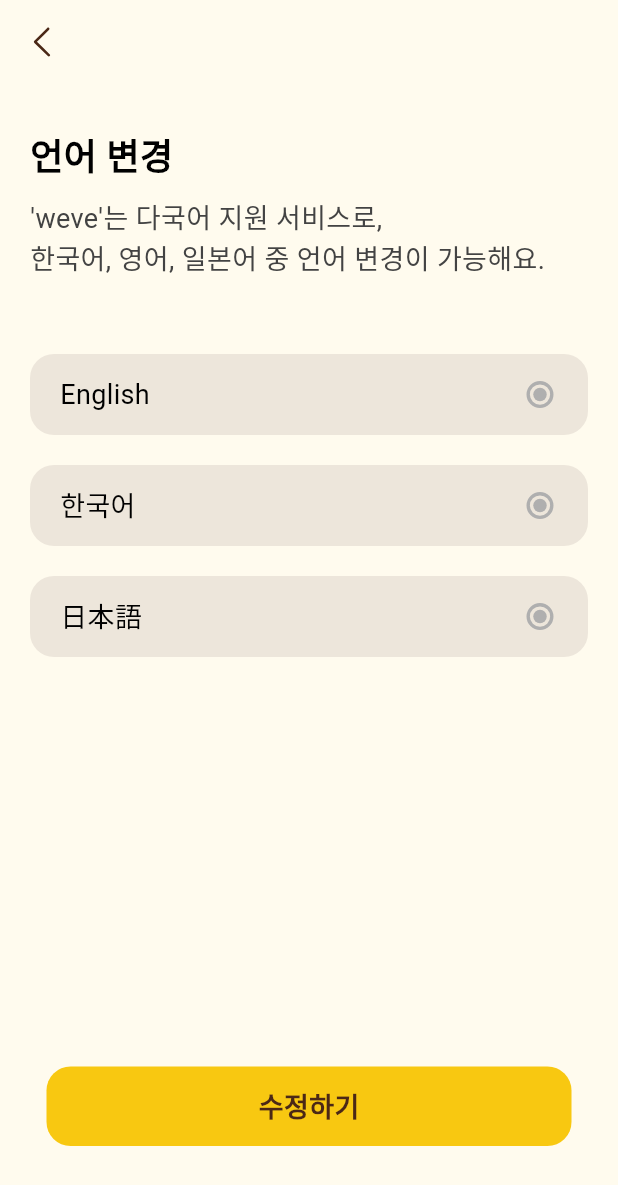
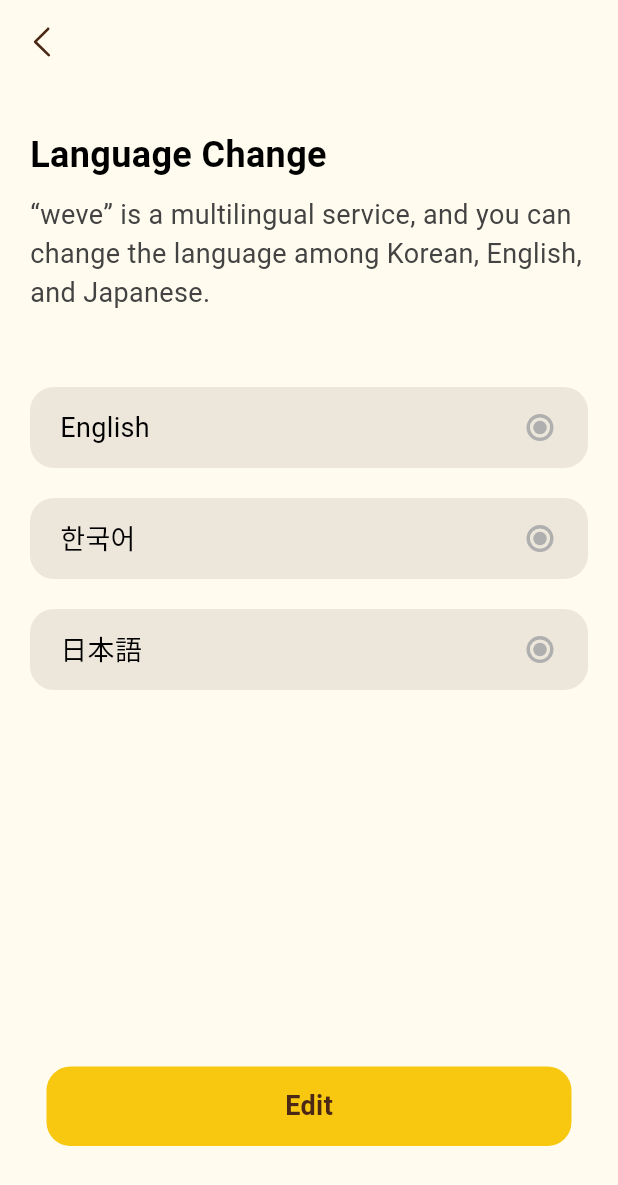
Before and after one commit to gdsc-ssu/gdgoc-weve-client, a Flutter app: the JuniorEditLanguageScreen screen opened directly, on a phone screen of 412 x 824 dp. Shown: the top 1185 px of the screen. Run offline on Flutter 3.47's test engine with Material 3 defaults, Android fonts, the phone set to English and light mode, and no system bars; our stand-ins replace audioplayers, flutter_riverpod, flutter_svg, fluttertoast, lottie, permission_handler and 1 more; Roboto replaces fonts that are missing (Pretendard).

Commit message:
refactor: JuniorEditLanguageScreen에서 언어 변경 기능 및 메시지 다국어 지원 추가
- AppLocalizations에 언어 변경 관련 텍스트 추가
- 언어 변경 후 토스트 메시지를 선택한 언어에 맞게 동적으로 표시하도록 수정
- JuniorEditLanguageScreen에서 언어 변경 설명 및 버튼 텍스트를 AppLocalizations로 변경하여 다국어 지원 강화

```diff
--- a/lib/core/localization/app_localizations.dart
+++ b/lib/core/localization/app_localizations.dart
@@ -37,6 +37,11 @@ class AppLocalizations {
       'logoutConfirm': 'Are you sure you want to logout?',
       'withdrawalConfirm':
           'Are you sure you want to withdraw? After withdrawal, all data will be deleted and cannot be restored.',
+      'languageChange': 'Language Change',
+      'languageChangeDescription':
+          '“weve” is a multilingual service, and you can change the language among Korean, English, and Japanese.',
+      'languageChangeApply': 'Edit',
+      'languageChangeApplyToastMessage': 'Language has been changed.',
     },
     'ko': {
       'appTitle': 'weve',
@@ -55,6 +60,11 @@ class AppLocalizations {
       'withdrawal': '회원탈퇴',
       'logoutConfirm': '정말로 로그아웃하시겠어요?',
       'withdrawalConfirm': '정말로 회원탈퇴하시겠어요?\n탈퇴 후 모든 데이터가 삭제되며,\n복구할 수 없습니다.',
+      'languageChange': '언어 변경',
+      'languageChangeDescription':
+          'weve는 다국어 지원 서비스로,\n한국어, 영어, 일본어 중 언어 변경이 가능해요.',
+      'languageChangeApply': '수정하기',
+      'languageChangeApplyToastMessage': '언어가 변경되었습니다.',
     },
     'ja': {
       'appTitle': 'weve',
@@ -73,6 +83,11 @@ class AppLocalizations {
       'withdrawal': '退会する',
       'logoutConfirm': '本当にログアウトしますか？',
       'withdrawalConfirm': '本当に退会しますか？\n退会後、すべてのデータが削除され、\n復元できなくなります。',
+      'languageChange': '言語の変更',
+      'languageChangeDescription':
+          '「weve」は多言語サポートサービスで、韓国語、英語、日本語の中から言語変更が可能です。',
+      'languageChangeApply': '修正する',
+      'languageChangeApplyToastMessage': '言語が変更されました。',
     },
   };
 
@@ -105,6 +120,18 @@ class AppLocalizations {
   String get withdrawal => _getString('withdrawal');
   String get logoutConfirm => _getString('logoutConfirm');
   String get withdrawalConfirm => _getString('withdrawalConfirm');
+
+  // 언어 변경
+  String get languageChange => _getString('languageChange');
+  String get languageChangeDescription =>
+      _getString('languageChangeDescription');
+  String get languageChangeApply => _getString('languageChangeApply');
+  String get languageChangeApplyToastMessageEnglish =>
+      _localizedValues['en']?['languageChangeApplyToastMessage'] ?? '';
+  String get languageChangeApplyToastMessageKorean =>
+      _localizedValues['ko']?['languageChangeApplyToastMessage'] ?? '';
+  String get languageChangeApplyToastMessageJapanese =>
+      _localizedValues['ja']?['languageChangeApplyToastMessage'] ?? '';
 }
 
 class AppLocalizationsDelegate extends LocalizationsDelegate<AppLocalizations> {
--- a/lib/features/junior/presentation/views/junior_edit_language_screen.dart
+++ b/lib/features/junior/presentation/views/junior_edit_language_screen.dart
@@ -48,22 +48,44 @@ class _JuniorEditLanguageScreenState
 
   // 언어 변경 후 마이 페이지로 돌아가는 함수
   void _applyLanguageChange() {
+    final locale = ref.read(localeProvider);
+    final appLocalizations = AppLocalizations(locale);
     // 선택한 언어를 실제로 적용
     if (_tempSelectedLanguage != null) {
       ref
           .read(selectedLanguageProvider.notifier)
           .selectLanguage(_tempSelectedLanguage!);
+
+      // 선택한 언어에 따른 토스트 메시지
+      String toastMessage = "언어가 변경되었습니다."; // 기본 메시지
+
+      // 선택한 언어에 따라 토스트 메시지 변경
+      switch (_tempSelectedLanguage) {
+        case LanguageOption.english:
+          toastMessage =
+              appLocalizations.languageChangeApplyToastMessageEnglish;
+          break;
+        case LanguageOption.korean:
+          toastMessage = appLocalizations.languageChangeApplyToastMessageKorean;
+          break;
+        case LanguageOption.japanese:
+          toastMessage =
+              appLocalizations.languageChangeApplyToastMessageJapanese;
+          break;
+        default:
+          break;
       }
 
       // 토스트 메시지 표시
       CustomToast.show(
         context,
-      "언어가 변경되었습니다.",
+        toastMessage,
         backgroundColor: WeveColor.main.orange1,
         textColor: Colors.white,
         borderRadius: 20,
         duration: 3,
       );
+    }
 
     // 마이페이지로 돌아가기 전에 헤더를 원래대로 복원
     _restoreMyPageHeader();
@@ -107,27 +129,30 @@ class _JuniorEditLanguageScreenState
               crossAxisAlignment: CrossAxisAlignment.start,
               children: [
                 Text(
-                  "언어 변경",
+                  appLocalizations.languageChange,
                   style: WeveText.header3(color: WeveColor.gray.gray1),
                 ),
                 const SizedBox(height: 10),
                 Text(
-                  "'weve'는 다국어 지원 서비스로,\n한국어, 영어, 일본어 중 언어 변경이 가능해요.",
+                  appLocalizations.languageChangeDescription,
                   style: WeveText.body2(color: WeveColor.gray.gray3),
                 ),
                 const SizedBox(height: 50),
                 // 기존 SelectLanguageButton 컴포넌트들
-                _buildCustomLanguageButton("English", LanguageOption.english),
+                _buildCustomLanguageButton(
+                    appLocalizations.english, LanguageOption.english),
                 const SizedBox(height: 20),
-                _buildCustomLanguageButton("한국어", LanguageOption.korean),
+                _buildCustomLanguageButton(
+                    appLocalizations.korean, LanguageOption.korean),
                 const SizedBox(height: 20),
-                _buildCustomLanguageButton("日本語", LanguageOption.japanese),
+                _buildCustomLanguageButton(
+                    appLocalizations.japanese, LanguageOption.japanese),
                 const Spacer(),
                 Center(
                   child: Padding(
                     padding: const EdgeInsets.only(bottom: 30),
                     child: JuniorButton(
-                      text: "수정하기",
+                      text: appLocalizations.languageChangeApply,
                       enabled: true, // 항상 활성화
                       onPressed: _applyLanguageChange,
                     ),
```
Lines whose indentation alone changed are shown as unchanged.
